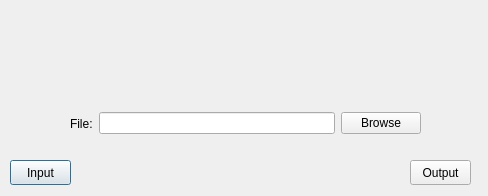
This is csvreaderdialog.ui in MATF-RS19/RS018-miniknime as Qt 5 draws it before an edit. The edited form follows.
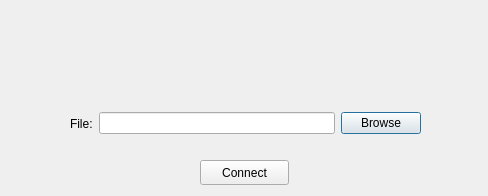
This is the edited form.

```diff
--- a/csvreaderdialog.ui
+++ b/csvreaderdialog.ui
@@ -13,32 +13,6 @@
   <property name="windowTitle">
    <string>Dialog</string>
   </property>
-  <widget class="QPushButton" name="inputButton">
-   <property name="geometry">
-    <rect>
-     <x>10</x>
-     <y>160</y>
-     <width>61</width>
-     <height>25</height>
-    </rect>
-   </property>
-   <property name="text">
-    <string>Input</string>
-   </property>
-  </widget>
-  <widget class="QPushButton" name="outputButton">
-   <property name="geometry">
-    <rect>
-     <x>410</x>
-     <y>160</y>
-     <width>61</width>
-     <height>25</height>
-    </rect>
-   </property>
-   <property name="text">
-    <string>Output</string>
-   </property>
-  </widget>
   <widget class="QWidget" name="layoutWidget">
    <property name="geometry">
     <rect>
@@ -68,6 +42,19 @@
     </item>
    </layout>
   </widget>
+  <widget class="QPushButton" name="connectButton">
+   <property name="geometry">
+    <rect>
+     <x>200</x>
+     <y>160</y>
+     <width>89</width>
+     <height>25</height>
+    </rect>
+   </property>
+   <property name="text">
+    <string>Connect</string>
+   </property>
+  </widget>
  </widget>
  <resources/>
  <connections/>
```
